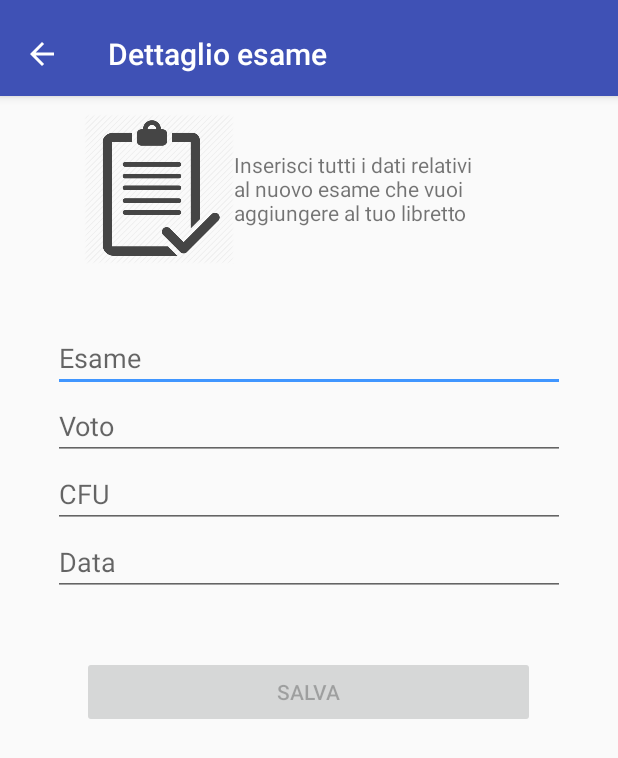
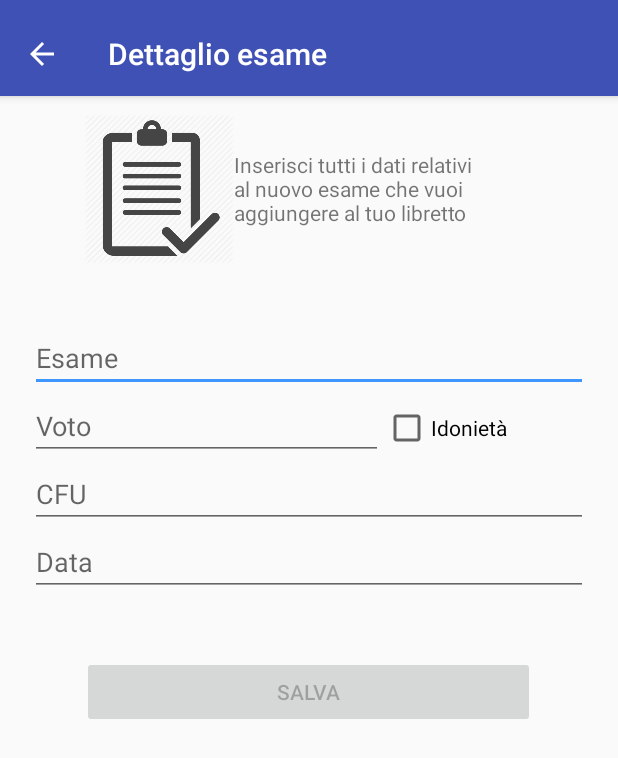
Before and after one commit to CoxRos/MyDibGruppo4, an Android app: the EsameActivity screen opened directly, with no data from a screen before it, on a phone screen of 412 x 824 dp. Shown: the top 758 px of the screen. Run offline under Robolectric (Android 15) with nearby library versions, the phone set to English and light mode, and no system bars; 4 statements that could not run were skipped.

Commit message:
gestita idoneità esame

```diff
--- a/app/src/main/res/layout/activity_esame.xml
+++ b/app/src/main/res/layout/activity_esame.xml
@@ -63,28 +63,45 @@
                     android:orientation="vertical"
                     android:gravity="center"
                     android:paddingBottom="40dp"
+                    android:paddingLeft="20dp"
+                    android:paddingRight="20dp"
                     android:weightSum="1">
 
                     <EditText
-                        android:layout_width="341dp"
+                        android:layout_width="match_parent"
                         android:layout_height="match_parent"
                         android:hint="@string/hint_esame"
                         android:id="@+id/edtEsame"/>
-                    <EditText
-                        android:layout_width="341dp"
-                        android:layout_height="match_parent"
-                        android:hint="@string/hint_voto"
-                        android:id="@+id/edtVoto"
-                        android:inputType="number"/>
+
+                    <LinearLayout
+                        android:layout_width="match_parent"
+                        android:layout_height="wrap_content"
+                        android:orientation="horizontal"
+                        android:weightSum="1">
+                        <EditText
+                            android:layout_width="wrap_content"
+                            android:layout_height="wrap_content"
+                            android:hint="@string/hint_voto"
+                            android:id="@+id/edtVoto"
+                            android:inputType="number"
+                            android:layout_weight="0.78" />
+
+                        <CheckBox
+                            android:layout_width="wrap_content"
+                            android:layout_height="wrap_content"
+                            android:text="Idonietà"
+                            android:id="@+id/check_idonieta"
+                            android:checked="false" />
+                    </LinearLayout>
 
                     <EditText
-                        android:layout_width="341dp"
+                        android:layout_width="match_parent"
                         android:layout_height="match_parent"
                         android:hint="@string/hint_cfu"
                         android:id="@+id/edtCFU"
                         android:inputType="number"/>
                     <EditText
-                        android:layout_width="341dp"
+                        android:layout_width="match_parent"
                         android:layout_height="wrap_content"
                         android:hint="@string/hint_data"
                         android:id="@+id/edtData"
```
Also changed, not shown: app/src/main/java/gruppo4/dib/sms2016/mydib2016/business/logged/libretto/EsameActivity.java (+16 -8 lines), app/src/main/java/gruppo4/dib/sms2016/mydib2016/utility/Utils.java (+7 -3 lines).
